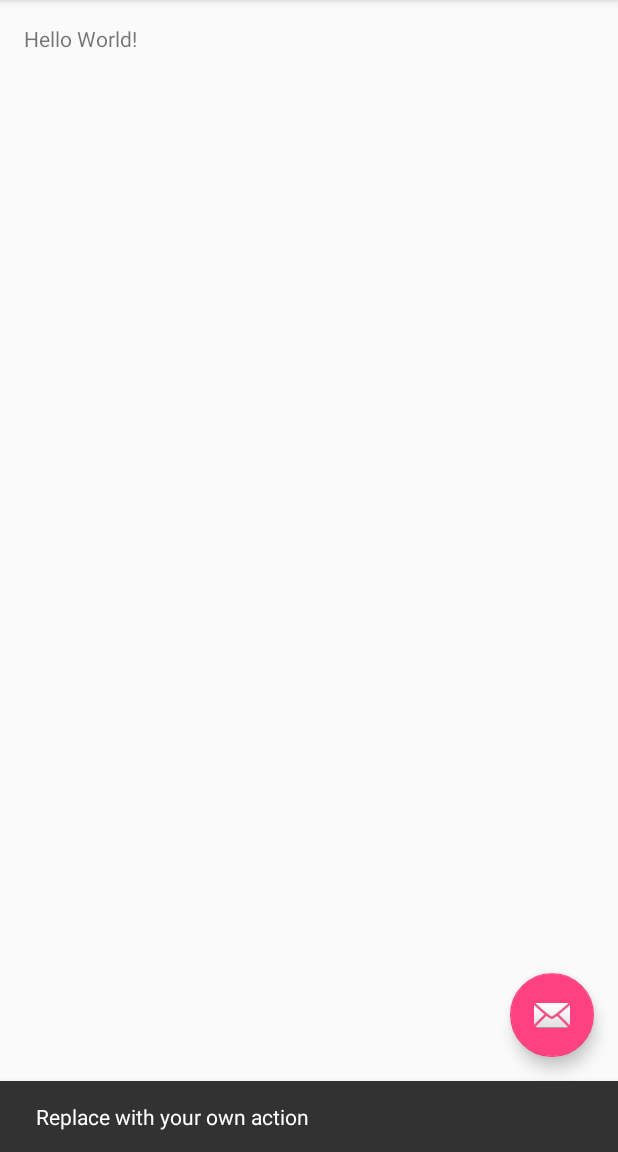
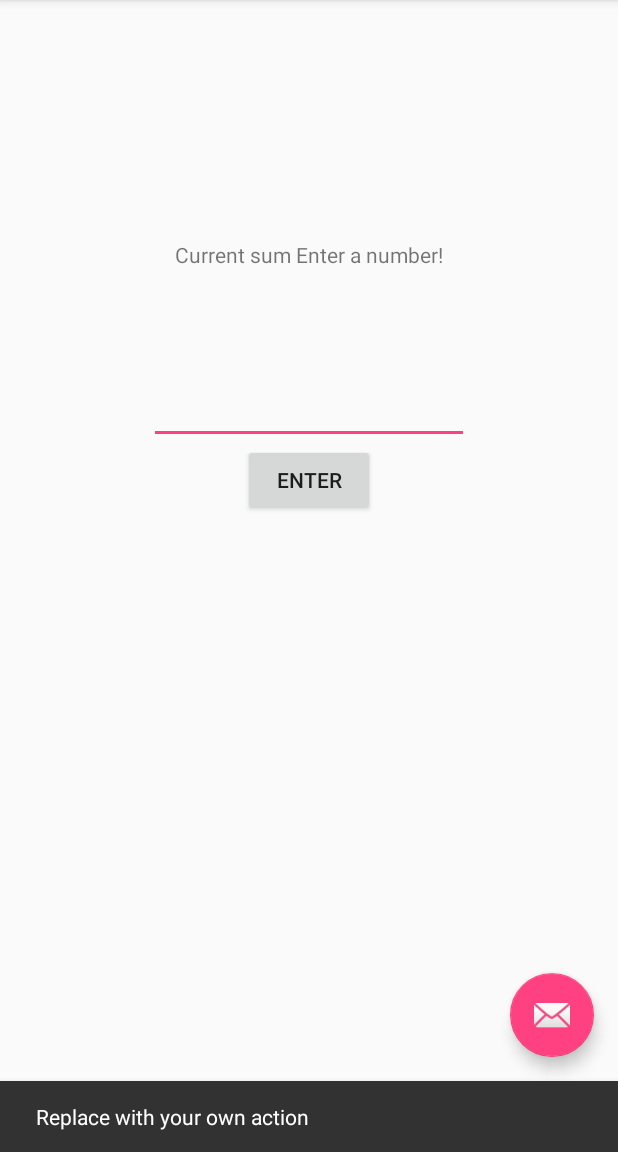
Before and after one commit to frigidpi/productivity-tracker, an Android app: the screen it shows after launch (MainActivity), after a tap on an icon or button, on a phone screen of 412 x 824 dp, the part 84-1236 px from its top. Run offline under Robolectric (Android 15) with nearby library versions, the phone set to English and light mode, and no system bars.

Commit message:
Initial GUI

```diff
--- a/app/src/main/res/layout/content_main.xml
+++ b/app/src/main/res/layout/content_main.xml
@@ -14,7 +14,29 @@
     tools:context=".MainActivity">
 
     <TextView
-        android:text="Hello World!"
+        android:text="Current sum Enter a number!"
         android:layout_width="wrap_content"
-        android:layout_height="wrap_content"/>
+        android:layout_height="wrap_content"
+        android:id="@+id/textView"
+        android:layout_marginTop="144dp"
+        android:layout_alignParentTop="true"
+        android:layout_centerHorizontal="true" />
+
+    <EditText
+        android:layout_width="wrap_content"
+        android:layout_height="wrap_content"
+        android:inputType="number"
+        android:ems="10"
+        android:id="@+id/edit_text"
+        android:layout_below="@+id/textView"
+        android:layout_centerHorizontal="true"
+        android:layout_marginTop="71dp" />
+
+    <Button
+        android:layout_width="wrap_content"
+        android:layout_height="wrap_content"
+        android:text="Enter"
+        android:id="@+id/add_task_button"
+        android:layout_below="@+id/edit_text"
+        android:layout_centerHorizontal="true" />
 </RelativeLayout>
```
Also changed, not shown: 2 other files.
